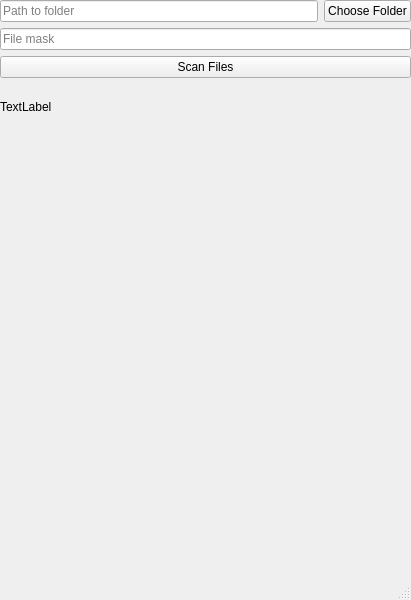
First picture: the form in mainwindow.ui, repository Krikozyabra/ColibriTest, before the edit.
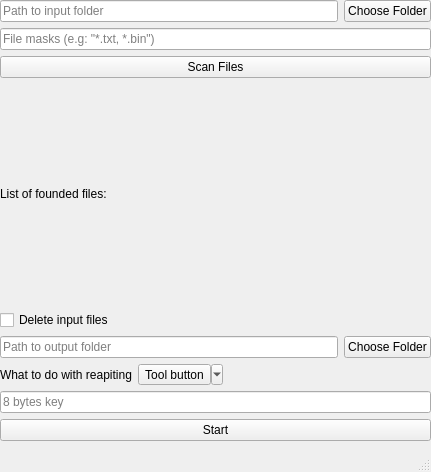
Second picture: the form after the edit.

```diff
--- a/mainwindow.ui
+++ b/mainwindow.ui
@@ -6,10 +6,16 @@
    <rect>
     <x>0</x>
     <y>0</y>
-    <width>411</width>
-    <height>600</height>
+    <width>431</width>
+    <height>472</height>
    </rect>
   </property>
+  <property name="sizePolicy">
+   <sizepolicy hsizetype="Fixed" vsizetype="Fixed">
+    <horstretch>0</horstretch>
+    <verstretch>0</verstretch>
+   </sizepolicy>
+  </property>
   <property name="windowTitle">
    <string>MainWindow</string>
   </property>
@@ -19,22 +25,22 @@
      <rect>
       <x>0</x>
       <y>0</y>
-      <width>411</width>
-      <height>129</height>
+      <width>431</width>
+      <height>441</height>
      </rect>
     </property>
     <layout class="QVBoxLayout" name="verticalLayout_2">
      <item>
-      <layout class="QHBoxLayout" name="horizontalLayout_2">
+      <layout class="QHBoxLayout" name="inputFolderForm">
        <item>
-        <widget class="QLineEdit" name="folerPathLine">
+        <widget class="QLineEdit" name="inputFolerPathLine">
          <property name="placeholderText">
-          <string>Path to folder</string>
+          <string>Path to input folder</string>
          </property>
         </widget>
        </item>
        <item>
-        <widget class="QPushButton" name="folderSelectButton">
+        <widget class="QPushButton" name="inputFolderSelectButton">
          <property name="text">
           <string>Choose Folder</string>
          </property>
@@ -45,7 +51,7 @@
      <item>
       <widget class="QLineEdit" name="fileMaskEdit">
        <property name="placeholderText">
-        <string>File mask</string>
+        <string>File masks (e.g: &quot;*.txt, *.bin&quot;)</string>
        </property>
       </widget>
      </item>
@@ -59,7 +65,98 @@
      <item>
       <widget class="QLabel" name="fileList">
        <property name="text">
-        <string>TextLabel</string>
+        <string>List of founded files: </string>
+       </property>
+      </widget>
+     </item>
+     <item>
+      <widget class="QCheckBox" name="deleteInputCheck">
+       <property name="text">
+        <string>Delete input files</string>
+       </property>
+      </widget>
+     </item>
+     <item>
+      <layout class="QHBoxLayout" name="outputFolderForm">
+       <item>
+        <widget class="QLineEdit" name="outputFolderPathLine">
+         <property name="placeholderText">
+          <string>Path to output folder</string>
+         </property>
+        </widget>
+       </item>
+       <item>
+        <widget class="QPushButton" name="outputFolderSelectButton">
+         <property name="text">
+          <string>Choose Folder</string>
+         </property>
+        </widget>
+       </item>
+      </layout>
+     </item>
+     <item>
+      <layout class="QHBoxLayout" name="horizontalLayout_2">
+       <item>
+        <widget class="QLabel" name="label">
+         <property name="text">
+          <string>What to do with reapiting</string>
+         </property>
+        </widget>
+       </item>
+       <item>
+        <widget class="QToolButton" name="reapitingChoose">
+         <property name="text">
+          <string>Tool button</string>
+         </property>
+         <property name="popupMode">
+          <enum>QToolButton::ToolButtonPopupMode::MenuButtonPopup</enum>
+         </property>
+         <property name="toolButtonStyle">
+          <enum>Qt::ToolButtonStyle::ToolButtonTextOnly</enum>
+         </property>
+         <property name="autoRaise">
+          <bool>false</bool>
+         </property>
+         <property name="arrowType">
+          <enum>Qt::ArrowType::NoArrow</enum>
+         </property>
+        </widget>
+       </item>
+       <item>
+        <spacer name="horizontalSpacer">
+         <property name="orientation">
+          <enum>Qt::Orientation::Horizontal</enum>
+         </property>
+         <property name="sizeHint" stdset="0">
+          <size>
+           <width>40</width>
+           <height>20</height>
+          </size>
+         </property>
+        </spacer>
+       </item>
+      </layout>
+     </item>
+     <item>
+      <widget class="QLineEdit" name="xorDataLine">
+       <property name="inputMask">
+        <string/>
+       </property>
+       <property name="maxLength">
+        <number>8</number>
+       </property>
+       <property name="placeholderText">
+        <string>8 bytes key</string>
+       </property>
+       <property name="clearButtonEnabled">
+        <bool>false</bool>
+       </property>
+      </widget>
+     </item>
+     <item>
+      <widget class="QPushButton" name="startButton">
+       <property name="text">
+        <string>Start</string>
        </property>
       </widget>
      </item>
```
Left out of the diff: 2 changed lines with no effect on the pictures.
